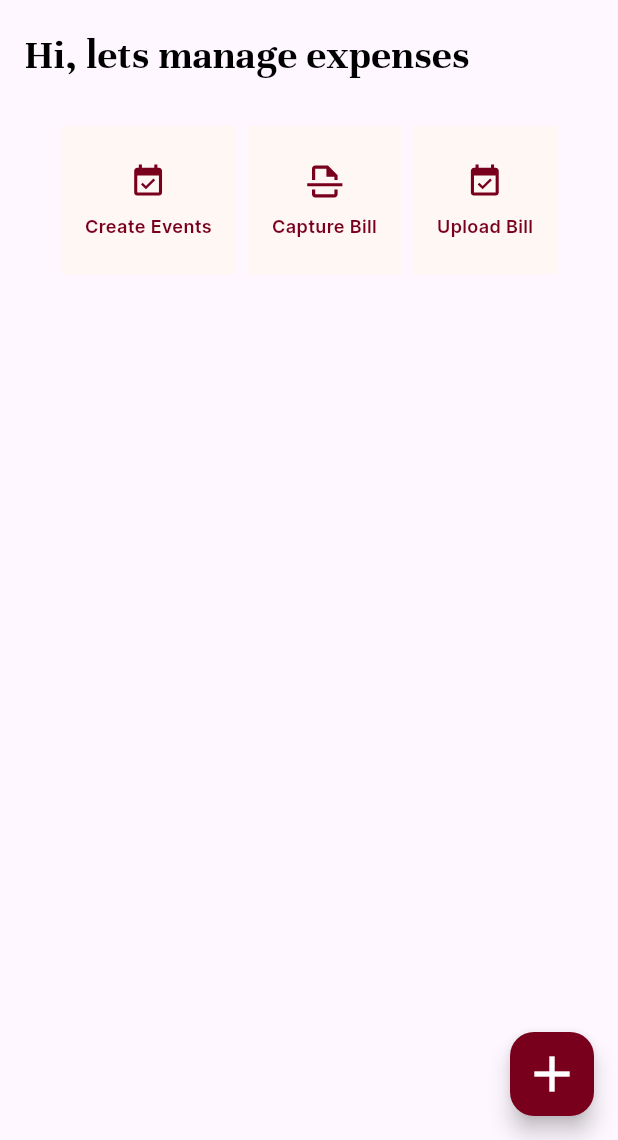
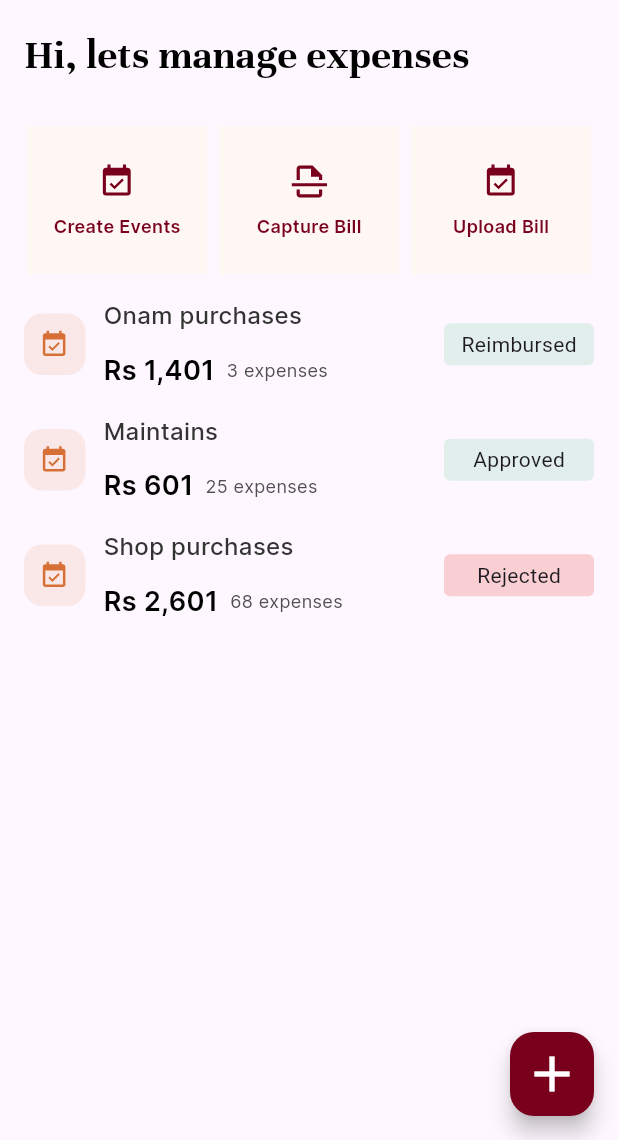
Before and after one commit to XpenseaApp/Xpensea_Flutter, a Flutter app: the screen it shows after launch, on a phone screen of 412 x 824 dp, the part 96-1236 px from its top. Run offline on Flutter 3.47's test engine with Material 3 defaults, Android fonts, the phone set to English and light mode, and no system bars; our stand-ins replace flutter_svg, intl_phone_number_input, pinput; missing offline and left inert: onscreen_num_keyboard.

Commit message:
activity card

```diff
--- a/xpensea/lib/src/core/theme/palette.dart
+++ b/xpensea/lib/src/core/theme/palette.dart
@@ -3,4 +3,9 @@ import 'package:flutter/material.dart';
 class AppPalette {
   static const Color kPrimaryColor = Color(0xFF79001D);
   static const Color kSeaShell = Color(0xFFFFF7F3);
+  static const Color kOrange = Color.fromRGBO(215, 112, 54, 0.11);
+  static const Color kGray1 = Color.fromRGBO(51, 51, 51, 1);
+  static const Color kGray2 = Color.fromRGBO(79, 79, 79, 1);
+  static const Color kLGreen = Color.fromRGBO(20, 174, 92, 0.12);
+  static const Color kLOrange = Color.fromRGBO(224, 13, 0, 0.17);
 }
--- a/xpensea/lib/src/core/theme/text_style.dart
+++ b/xpensea/lib/src/core/theme/text_style.dart
@@ -26,10 +26,28 @@ class AppTextStyle {
     fontSize: 14,
   );
 
-  static const kBodySB = TextStyle(
+  static const kLargeBodySB = TextStyle(
+    fontFamily: kInterFamily,
+    fontWeight: FontWeight.w600,
+    color: Colors.black,
+    fontSize: 18,
+  );
+  static const kMediumBodyM = TextStyle(
+    fontFamily: kInterFamily,
+    fontWeight: FontWeight.w500,
+    color: AppPalette.kGray1,
+    fontSize: 16,
+  );
+  static const kSmallBodySB = TextStyle(
     fontFamily: kInterFamily,
     fontWeight: FontWeight.w600,
     color: AppPalette.kPrimaryColor,
     fontSize: 12,
   );
+  static const kSmallBodyR = TextStyle(
+    fontFamily: kInterFamily,
+    fontWeight: FontWeight.w400,
+    color: AppPalette.kGray2,
+    fontSize: 12,
+  );
 }
--- /dev/null
+++ b/xpensea/lib/src/presentation/components/cards/activity_card.dart
@@ -0,0 +1,89 @@
+import 'package:flutter/material.dart';
+import 'package:flutter_svg/flutter_svg.dart';
+import 'package:xpensea/src/core/theme/palette.dart';
+import 'package:xpensea/src/core/theme/text_style.dart';
+import 'package:xpensea/src/presentation/components/icons/app_icons.dart';
+
+class Activity {
+  final String title;
+  final String amount;
+  final String expenses;
+  final String date;
+  final String status;
+  final Color statusColor;
+
+  Activity({
+    required this.title,
+    required this.amount,
+    required this.expenses,
+    required this.date,
+    required this.status,
+    required this.statusColor,
+  });
+}
+
+class ActivityCard extends StatelessWidget {
+  final Activity activity;
+  const ActivityCard({
+    super.key,
+    required this.activity,
+  });
+
+  @override
+  Widget build(BuildContext context) {
+    return Container(
+      margin: const EdgeInsets.only(top: 16),
+      child: Row(
+        children: [
+          Container(
+            padding: const EdgeInsets.all(10),
+            decoration: BoxDecoration(
+                color: AppPalette.kOrange,
+                borderRadius: BorderRadius.circular(12)),
+            child: SvgPicture.asset(AppIcons.eventOrange),
+          ),
+          const SizedBox(
+            width: 12,
+          ),
+          Expanded(
+            child: Column(
+              crossAxisAlignment: CrossAxisAlignment.start,
+              children: [
+                Text(
+                  activity.title,
+                  style: AppTextStyle.kMediumBodyM,
+                ),
+                const SizedBox(
+                  height: 12,
+                ),
+                Row(
+                  children: [
+                    Text(
+                      activity.amount,
+                      style: AppTextStyle.kLargeBodySB,
+                    ),
+                    const SizedBox(
+                      width: 8,
+                    ),
+                    Text(
+                      activity.expenses,
+                      style: AppTextStyle.kSmallBodyR,
+                    ),
+                  ],
+                ),
+              ],
+            ),
+          ),
+          Container(
+            width: 100,
+            padding: const EdgeInsets.symmetric(vertical: 4),
+            decoration: BoxDecoration(
+                color: activity.statusColor,
+                borderRadius: BorderRadius.circular(4)),
+            child: Center(child: Text(activity.status)),
+          )
+        ],
+      ),
+    );
+  }
+}
--- a/xpensea/lib/src/presentation/components/cards/menu_card.dart
+++ b/xpensea/lib/src/presentation/components/cards/menu_card.dart
@@ -16,6 +16,7 @@ class MenuCard extends StatelessWidget {
   @override
   Widget build(BuildContext context) {
     return Container(
+      width: 120,
       decoration: const BoxDecoration(color: AppPalette.kSeaShell),
       padding: const EdgeInsets.symmetric(vertical: 24, horizontal: 16),
       child: Column(
@@ -26,7 +27,7 @@ class MenuCard extends StatelessWidget {
           ),
           Text(
             text,
-            style: AppTextStyle.kBodySB,
+            style: AppTextStyle.kSmallBodySB,
           )
         ],
       ),
--- a/xpensea/lib/src/presentation/components/icons/app_icons.dart
+++ b/xpensea/lib/src/presentation/components/icons/app_icons.dart
@@ -5,4 +5,5 @@ class AppIcons {
   static const String uploadDoc = "assets/svg/upload.svg";
   static const String scanDoc = "assets/svg/scan_doc.svg";
   static const String event = "assets/svg/event.svg";
+  static const String eventOrange = "assets/svg/event_orange.svg";
 }
--- a/xpensea/lib/src/presentation/screens/home_page.dart
+++ b/xpensea/lib/src/presentation/screens/home_page.dart
@@ -2,6 +2,7 @@ import 'package:flutter/material.dart';
 import 'package:flutter_svg/flutter_svg.dart';
 import 'package:xpensea/src/core/theme/palette.dart';
 import 'package:xpensea/src/core/theme/text_style.dart';
+import 'package:xpensea/src/presentation/components/cards/activity_card.dart';
 import 'package:xpensea/src/presentation/components/cards/menu_card.dart';
 import 'package:xpensea/src/presentation/components/icons/app_icons.dart';
 
@@ -21,6 +22,32 @@ class HomePage extends StatelessWidget {
     MenuItems("Upload Bill", AppIcons.event),
   ];
 
+  static final List<Activity> activities = [
+    Activity(
+      title: 'Onam purchases',
+      amount: 'Rs 1,401',
+      expenses: '3 expenses',
+      date: 'Nov 19 2023',
+      status: 'Reimbursed',
+      statusColor: AppPalette.kLGreen,
+    ),
+    Activity(
+      title: 'Maintains',
+      amount: 'Rs 601',
+      expenses: '25 expenses',
+      date: 'Nov 19 2023',
+      status: 'Approved',
+      statusColor: AppPalette.kLGreen,
+    ),
+    Activity(
+      title: 'Shop purchases',
+      amount: 'Rs 2,601',
+      expenses: '68 expenses',
+      date: 'Nov 19 2023',
+      status: 'Rejected',
+      statusColor: AppPalette.kLOrange,
+    ),
+  ];
   @override
   Widget build(BuildContext context) {
     return Scaffold(
@@ -69,6 +96,14 @@ class HomePage extends StatelessWidget {
                   ),
                 ),
               ),
+              Expanded(
+                child: ListView.builder(
+                  itemCount: activities.length,
+                  itemBuilder: (context, index) => ActivityCard(
+                    activity: activities[index],
+                  ),
+                ),
+              )
             ],
           ),
         ),
--- a/xpensea/lib/src/presentation/screens/main_screen.dart
+++ b/xpensea/lib/src/presentation/screens/main_screen.dart
@@ -12,7 +12,7 @@ class MainScreen extends StatefulWidget {
 }
 
 class _MainScreenState extends State<MainScreen> {
-  final int _currentIndex = 0;
+  int _currentIndex = 0;
 
   final List<Widget> _pages = [
     const HomePage(),
@@ -22,6 +22,34 @@ class _MainScreenState extends State<MainScreen> {
   ];
   @override
   Widget build(BuildContext context) {
-    return const Scaffold();
+    return Scaffold(
+      body: _pages[_currentIndex],
+      bottomNavigationBar: BottomNavigationBar(
+          type: BottomNavigationBarType.fixed,
+          currentIndex: _currentIndex,
+          onTap: (index) {
+            setState(() {
+              _currentIndex = index;
+            });
+          },
+          items: const [
+            BottomNavigationBarItem(
+              icon: Icon(Icons.home),
+              label: 'Home',
+            ),
+            BottomNavigationBarItem(
+              icon: Icon(Icons.home),
+              label: 'Expense',
+            ),
+            BottomNavigationBarItem(
+              icon: Icon(Icons.home),
+              label: 'Report',
+            ),
+            BottomNavigationBarItem(
+              icon: Icon(Icons.person),
+              label: 'Profile',
+            ),
+          ]),
+    );
   }
 }
```
Also changed, not shown: xpensea/assets/svg/event_orange.svg (added).
